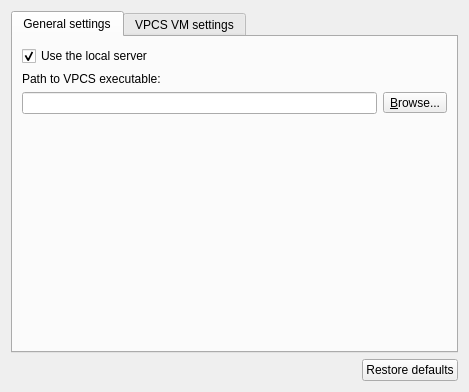
First picture: the form in gns3/modules/vpcs/ui/vpcs_preferences_page.ui, repository GNS3/gns3-gui, before the edit.
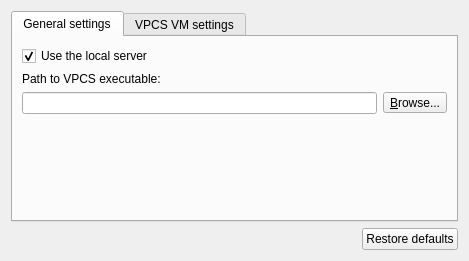
Second picture: the form after the edit.

Commit message: Set minimum sizes for spacers in preferences dialog.

The edit to the form file:
```diff
--- a/gns3/modules/vpcs/ui/vpcs_preferences_page.ui
+++ b/gns3/modules/vpcs/ui/vpcs_preferences_page.ui
@@ -7,7 +7,7 @@
     <x>0</x>
     <y>0</y>
     <width>469</width>
-    <height>392</height>
+    <height>261</height>
    </rect>
   </property>
   <property name="windowTitle">
@@ -75,8 +75,8 @@
          </property>
          <property name="sizeHint" stdset="0">
           <size>
-           <width>390</width>
-           <height>193</height>
+           <width>20</width>
+           <height>5</height>
           </size>
          </property>
         </spacer>
```
Left out of the diff: 2 changed lines with no effect on the pictures. The commit also changes 22 other files.
